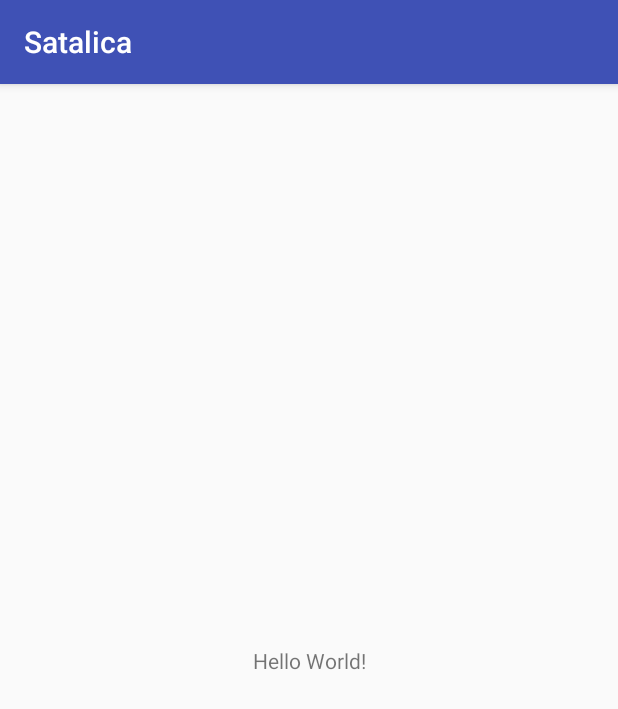
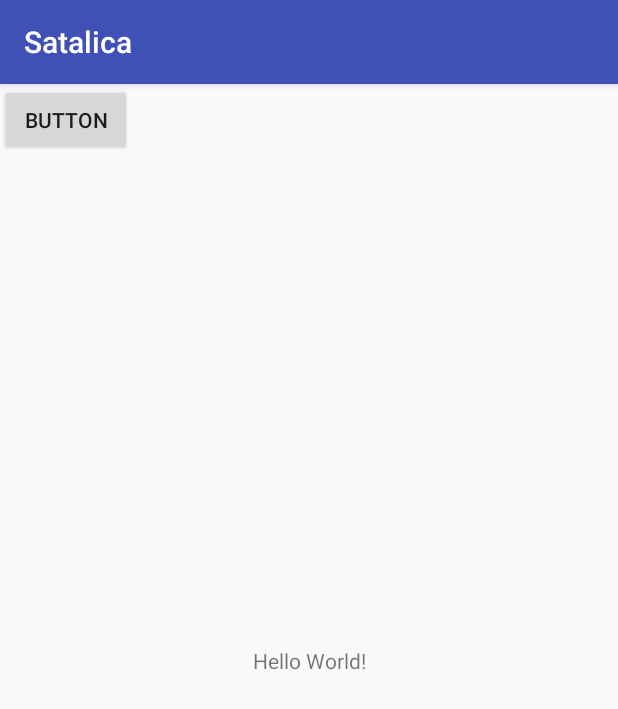
Before and after one commit to vsoljic/Satalica, an Android app: the screen it shows after launch (MainActivity), on a phone screen of 412 x 824 dp. Shown: the top 709 px of the screen. Run offline under Robolectric (Android 15) with nearby library versions, the phone set to English and light mode, and no system bars.

Commit message:
init version

```diff
--- a/app/src/main/java/tvz/android/satalica/MainActivity.java
+++ b/app/src/main/java/tvz/android/satalica/MainActivity.java
@@ -1,7 +1,7 @@
 package tvz.android.satalica;
 
+import android.os.Bundle;
 import android.support.v7.app.AppCompatActivity;
-import android.os.Bundle;
 
 public class MainActivity extends AppCompatActivity {
 
--- a/app/src/main/res/layout/activity_main.xml
+++ b/app/src/main/res/layout/activity_main.xml
@@ -15,4 +15,12 @@
         app:layout_constraintRight_toRightOf="parent"
         app:layout_constraintTop_toTopOf="parent" />
 
+    <Button
+        android:id="@+id/button"
+        android:layout_width="wrap_content"
+        android:layout_height="wrap_content"
+        android:text="Button"
+        tools:layout_editor_absoluteX="6dp"
+        tools:layout_editor_absoluteY="30dp" />
+
 </android.support.constraint.ConstraintLayout>
```
Also changed, not shown: gradle/wrapper/gradle-wrapper.properties.
